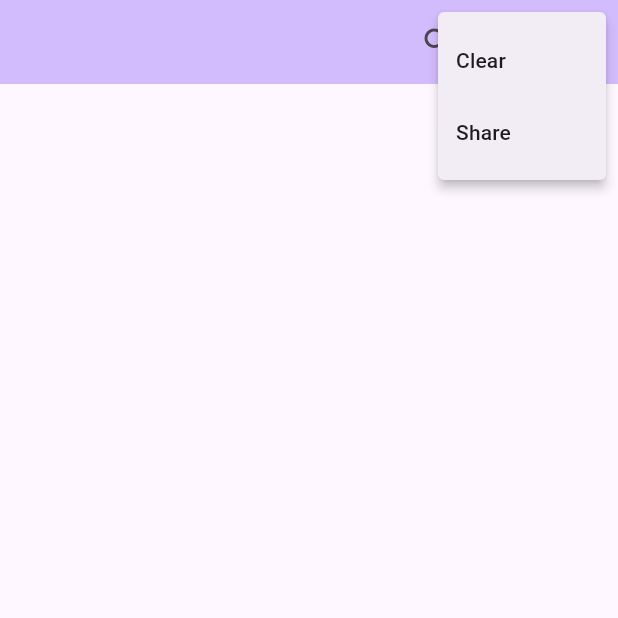
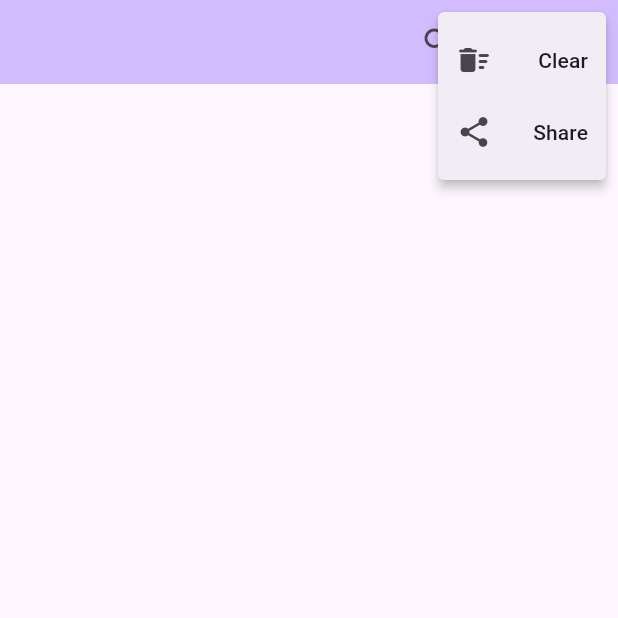
Before and after one commit to neytro/Neytrodev, a Flutter app: the screen it shows after launch, after a tap on the "more vert" icon, on a phone screen of 412 x 824 dp, the top half of it. Run offline on Flutter 3.47's test engine with Material 3 defaults, Android fonts, the phone set to English and light mode, and no system bars.

```diff
--- a/corblist/lib/main.dart
+++ b/corblist/lib/main.dart
@@ -2,10 +2,8 @@ import 'package:corblist/l10n/app_localizations.dart';
 import 'package:flutter/material.dart';
 import 'package:flutter_localizations/flutter_localizations.dart';
 
-
 void main() {
   runApp(const MyApp());
-
 }
 
 class MyApp extends StatelessWidget {
@@ -109,24 +107,32 @@ class _MyHomePageState extends State<MyHomePage> {
     return Scaffold(
       appBar: AppBar(
         actions: [
-          IconButton(
-            icon: Icon(Icons.search),
-            onPressed: () {
-            },
-          ),
-          IconButton(
-            icon: Icon(Icons.add),
-            onPressed: () {
-            },
-          ),
+          IconButton(icon: Icon(Icons.search), onPressed: () {}),
+          IconButton(icon: Icon(Icons.add), onPressed: () {}),
 
           PopupMenuButton<String>(
-            onSelected: (value) {
-            },
+            onSelected: (value) {},
             itemBuilder: (BuildContext context) => [
-              PopupMenuItem(value: 'clearlist', child: Text(AppLocalizations.of(context)!.clearlist)),
-              PopupMenuItem(value: 'sharewhatsapp', child: Text(AppLocalizations.of(context)!.sharewhatsapp)),
-
+              PopupMenuItem(
+                value: 'clearlist',
+                child: Row(
+                  mainAxisAlignment: MainAxisAlignment.spaceBetween,
+                  children: [
+                    Icon(Icons.delete_sweep_rounded),
+                    Text(AppLocalizations.of(context)!.clearlist),
+                  ],
+                ),
+              ),
+              PopupMenuItem(
+                value: 'sharewhatsapp',
+                child: Row(
+                  mainAxisAlignment: MainAxisAlignment.spaceBetween,
+                  children: [
+                    Icon(Icons.share),
+                    Text(AppLocalizations.of(context)!.sharewhatsapp),
+                  ],
+                ),
+              ),
             ],
           ),
         ],
@@ -155,10 +161,9 @@ class _MyHomePageState extends State<MyHomePage> {
           // TRY THIS: Invoke "debug painting" (choose the "Toggle Debug Paint"
           // action in the IDE, or press "p" in the console), to see the
           // wireframe for each widget.
-
         ),
       ),
-     // This trailing comma makes auto-formatting nicer for build methods.
+      // This trailing comma makes auto-formatting nicer for build methods.
     );
   }
 }
```
